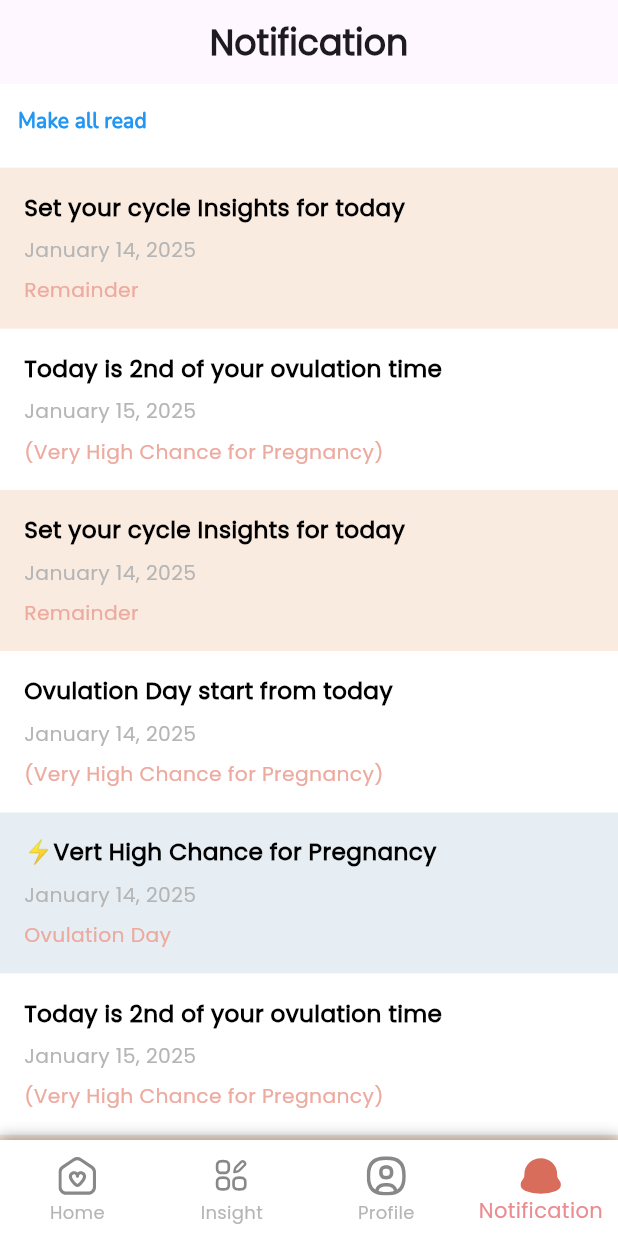
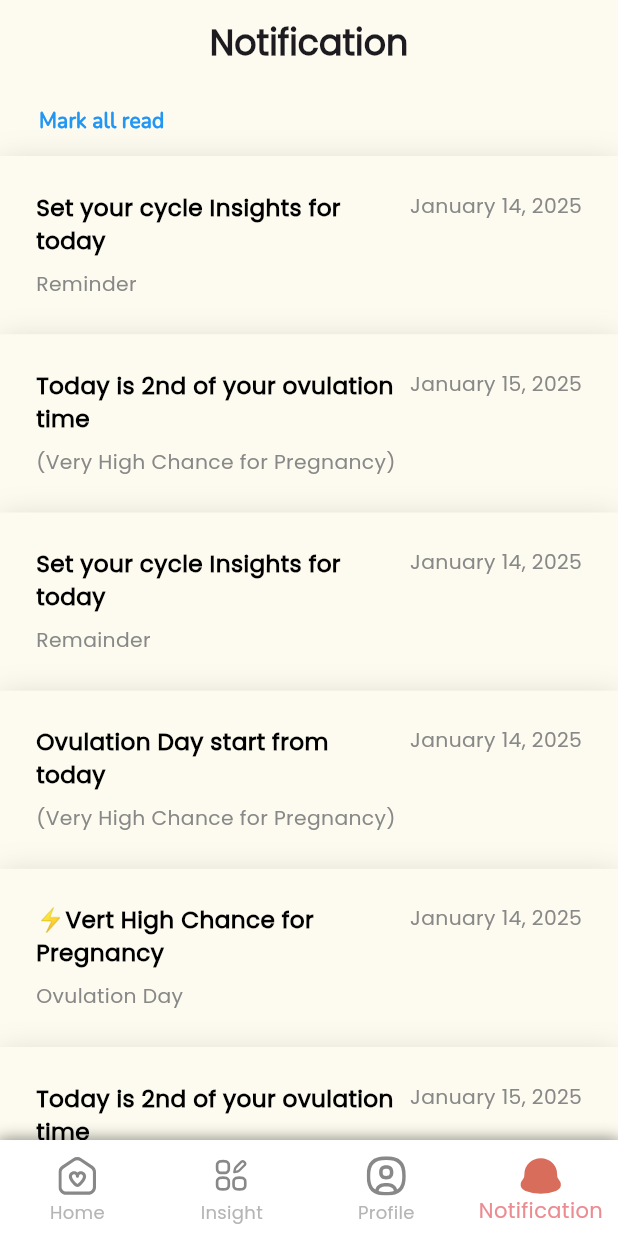
Before and after one commit to bdCalling-Sdt-hub/Fertie-App, a Flutter app: the NotificationScreen screen opened directly, on a phone screen of 412 x 824 dp. Run offline on Flutter 3.47's test engine with Material 3 defaults, Android fonts, the phone set to English and light mode, and no system bars; our stand-ins replace cached_network_image, connectivity_plus, dotted_border, flutter_screenutil, flutter_spinkit, flutter_svg and 11 more; missing offline and left inert: flutter_screen_lock, mime_type; accounts and stored records are empty; project files that could hold a hidden picture were left out.

Commit message:
style: change the look of the notification screen
showing the notification title and the date in the same row without getting the overflow issue and also fix the weird color issue

```diff
--- a/lib/views/screen/notification/notificationScreen.dart
+++ b/lib/views/screen/notification/notification_screen.dart
@@ -19,7 +19,7 @@ class _NotificationScreenState extends State<NotificationScreen> {
     {
       'title': 'Set your cycle Insights for today',
       'date': 'January 14, 2025',
-      'description': 'Remainder',
+      'description': 'Reminder',
       'notificationType': 'Reminder',
     },
     {
@@ -66,27 +66,28 @@ class _NotificationScreenState extends State<NotificationScreen> {
     },
   ];
 
-  Color getNotificationBackgroundColor(String notificationType) {
-    switch (notificationType) {
-      case 'Reminder':
-        return Color(0xFFFAEBE0);
-      case 'Ovulation':
-        return Color(0xFFFFFFFF);
-      case 'Pregnancy':
-        return Color(0xFFE6EEF3);
-      case 'Period':
-        return Color(0xFFFAEBE0);
-      default:
-        return Colors.white;
-    }
-  }
+  // Color getNotificationBackgroundColor(String notificationType) {
+  //   switch (notificationType) {
+  //     case 'Reminder':
+  //       return Color(0xFFFAEBE0);
+  //     case 'Ovulation':
+  //       return Color(0xFFFFFFFF);
+  //     case 'Pregnancy':
+  //       return Color(0xFFE6EEF3);
+  //     case 'Period':
+  //       return Color(0xFFFAEBE0);
+  //     default:
+  //       return Colors.white;
+  //   }
+  // }
 
   @override
   Widget build(BuildContext context) {
     return Scaffold(
-      backgroundColor: AppColors.white,
+      // backgroundColor: AppColors.white,
       bottomNavigationBar: UserBottomMenu(3),
       appBar: AppBar(
+        backgroundColor: AppColors.backgroundColor,
         title:  Text('Notification',style: AppStyles.fontSize24(fontWeight: FontWeight.w600)),
         centerTitle: true,
         automaticallyImplyLeading: false,
@@ -95,54 +96,75 @@ class _NotificationScreenState extends State<NotificationScreen> {
         child: Column(
           crossAxisAlignment: CrossAxisAlignment.start,
           children: [
-            TextButton(
+            Padding(
+              padding: const EdgeInsets.symmetric(horizontal: 14),
+              child: TextButton(
                 onPressed: () {
                 },
                 child: CustomText(
-                text: "Make all read",
+                  text: "Mark all read",
                   color: Colors.blue,
                   fontWeight: FontWeight.w600,
                 ),
               ),
-            SizedBox(height: 8.h),
+            ),
             ListView.builder(
               shrinkWrap: true,
               physics: const NeverScrollableScrollPhysics(),
               itemCount: notifications.length,
               itemBuilder: (context, index) {
                 final notification = notifications[index];
-                Color backgroundColor = getNotificationBackgroundColor(notification['notificationType']!);
+                // Color backgroundColor = getNotificationBackgroundColor(notification['notificationType']!);
 
                 return Container(
-                  padding: const EdgeInsets.all(16.0),
+                  padding: const EdgeInsets.all(24),
                   decoration: BoxDecoration(
-                    color: backgroundColor,
+                    color: AppColors.backgroundColor,
+                    boxShadow: [
+                      BoxShadow(
+                        color: Colors.black.withValues(alpha: 0.15),
+                        blurRadius: 16,
+                        offset: Offset(0, 4),
+                      ),
+                    ],
                   ),
                   child: Column(
                     crossAxisAlignment: CrossAxisAlignment.start,
                     children: [
-                      Text(
+                      Row(
+                        mainAxisAlignment: MainAxisAlignment.spaceBetween,
+                        crossAxisAlignment: CrossAxisAlignment.start,
+                        children: [
+                          Expanded(
+                            child: Text(
                               notification['title']!,
                               style: TextStyle(
                                 fontSize: 16.sp,
-                          fontWeight: FontWeight.bold,
+                                fontWeight: FontWeight.w700,
                                 color: AppColors.blackColor,
                               ),
+                              softWrap: true,
                             ),
-                      SizedBox(height: 8.h),
+                          ),
+                          SizedBox(width: 8.h),
                           Text(
                             notification['date']!,
                             style: TextStyle(
                               fontSize: 14.sp,
-                          color: AppColors.greyColor,
+                              color: AppColors.subTextColor,
+                              fontWeight: FontWeight.w500,
                             ),
+                          ),
+                        ],
                       ),
                       SizedBox(height: 8.h),
                       Text(
                         notification['description']!,
                         style: TextStyle(
                           fontSize: 14.sp,
-                          color: AppColors.primaryColor,
+                          color: AppColors.subTextColor,
+                          fontWeight: FontWeight.w500,
+                          // color: AppColors.primaryColor,
                         ),
                       ),
                     ],
```
Lines whose indentation alone changed are shown as unchanged.
